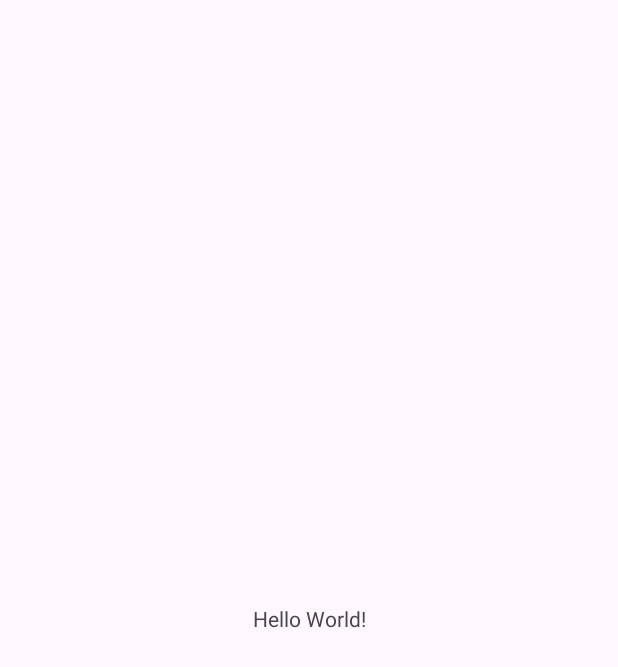
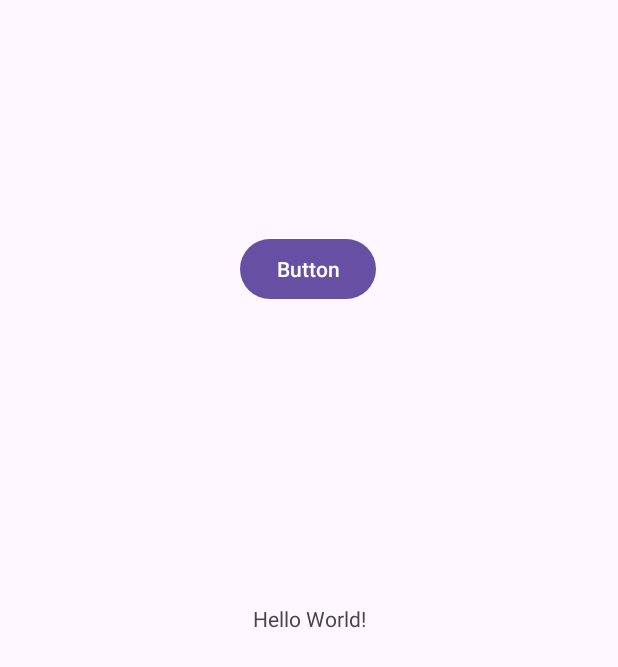
Before and after one commit to Reshala5739/KuznetsovPR22102Pz7, an Android app: the screen it shows after launch (MainActivity), on a phone screen of 412 x 824 dp. Before the commit the part shown is almost empty. Shown: the top 667 px of the screen. Run offline under Robolectric (Android 15) with nearby library versions, the phone set to English and light mode, and no system bars.

Commit message:
CreateButton

```diff
--- a/app/src/main/res/layout/activity_main.xml
+++ b/app/src/main/res/layout/activity_main.xml
@@ -8,6 +8,7 @@
     tools:context=".MainActivity">
 
     <TextView
+        android:id="@+id/textView"
         android:layout_width="wrap_content"
         android:layout_height="wrap_content"
         android:text="Hello World!"
@@ -16,4 +17,18 @@
         app:layout_constraintStart_toStartOf="parent"
         app:layout_constraintTop_toTopOf="parent" />
 
+    <Button
+        android:id="@+id/button"
+        android:layout_width="wrap_content"
+        android:layout_height="wrap_content"
+        android:layout_marginStart="160dp"
+        android:layout_marginTop="132dp"
+        android:layout_marginEnd="161dp"
+        android:layout_marginBottom="176dp"
+        android:text="Button"
+        app:layout_constraintBottom_toTopOf="@+id/textView"
+        app:layout_constraintEnd_toEndOf="parent"
+        app:layout_constraintStart_toStartOf="parent"
+        app:layout_constraintTop_toTopOf="parent" />
+
 </androidx.constraintlayout.widget.ConstraintLayout>
```
